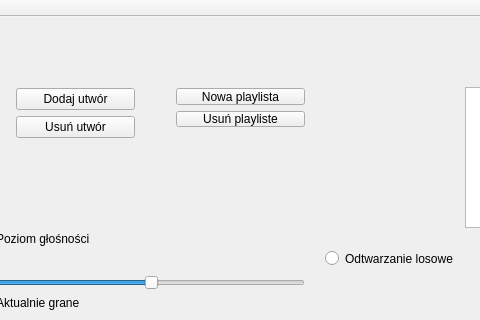
adam123600/mp3_player_QT, file mp3_player/forms/mainwindow.ui: the form before one commit; both pictures show x 305 to 785 and y 0 to 320 of the 1029 by 531 pixel window.
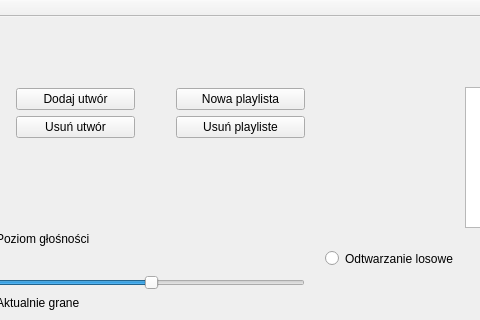
The form after the commit.

What changed in the file:
```diff
--- a/mp3_player/forms/mainwindow.ui
+++ b/mp3_player/forms/mainwindow.ui
@@ -72,7 +72,7 @@
       <x>470</x>
       <y>60</y>
       <width>151</width>
-      <height>61</height>
+      <height>74</height>
      </rect>
     </property>
     <layout class="QVBoxLayout" name="verticalLayout_3">
```
Left out of the diff: 4 changed lines with no effect on the pictures.
